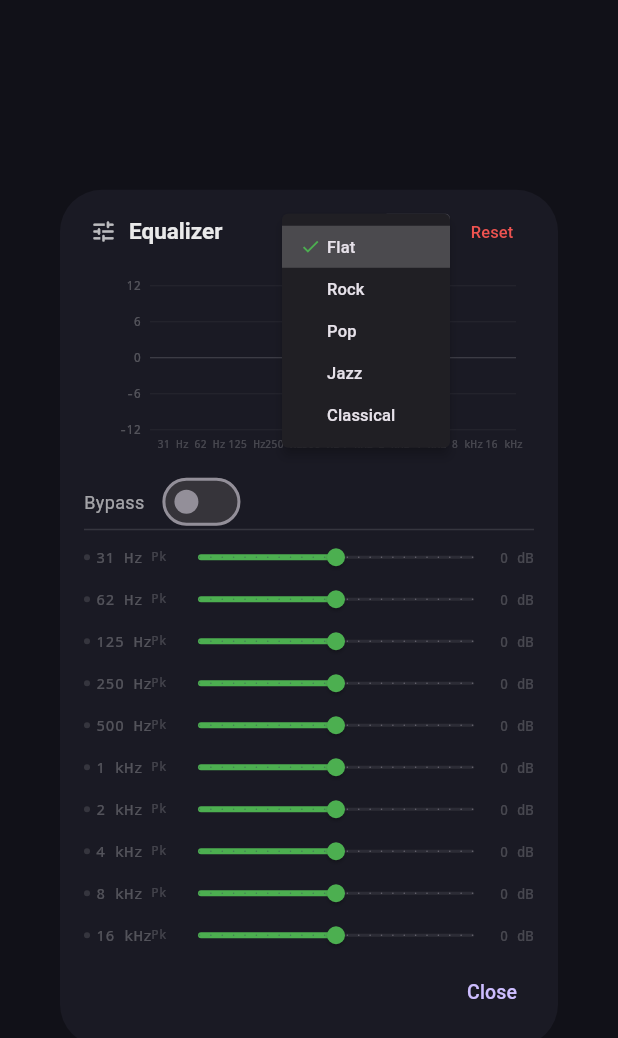
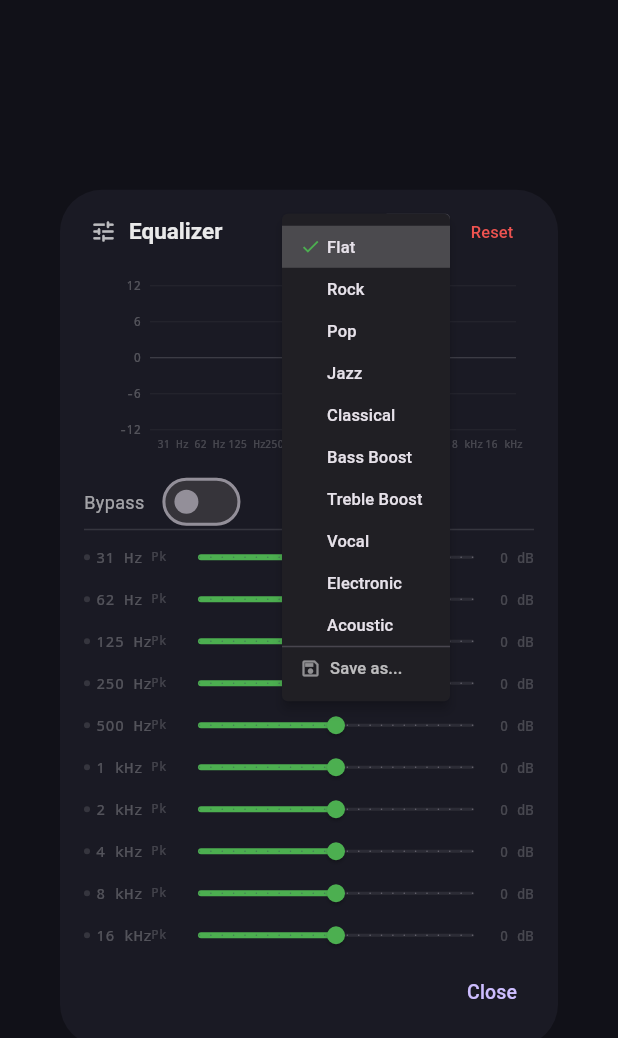
Before and after one commit to FYSPA/Arc-Engine, a Flutter app: the EqDialog widget shown alone on an empty page, opened directly, after a tap on "Flat", on a phone screen of 412 x 824 dp. Shown: the top 1038 px of the screen. Run offline on Flutter 3.47's test engine with Material 3 defaults, Android fonts, the phone set to English and light mode, and no system bars; our stand-ins replace file_picker, shared_preferences; missing offline and left inert: dart:ffi; accounts and stored records are empty.

Commit message:
feat: EQ presets — 10 built-in + custom save/load/delete

```diff
--- a/example/lib/widgets/eq_dialog.dart
+++ b/example/lib/widgets/eq_dialog.dart
@@ -96,15 +96,8 @@ const _filterTypes = [
   AudioEngine.eqHighPass,
 ];
 
-const _presetGains = <String, List<double>>{
-  'Flat': [0, 0, 0, 0, 0, 0, 0, 0, 0, 0],
-  'Rock': [4, 2, 0, -1, -2, 0, 2, 3, 4, 3],
-  'Pop': [-1, 0, 1, 2, 3, 2, 1, 0, -1, -1],
-  'Jazz': [3, 3, 2, 1, 0, 0, 1, 2, 2, 1],
-  'Classical': [4, 3, 1, 0, 0, 0, 0, 1, 3, 4],
-};
-
-const _presetNames = ['Flat', 'Rock', 'Pop', 'Jazz', 'Classical'];
+const _storageKeyPreset = 'eq_preset';
+const _storageKeyCustom = 'custom_eq_presets';
 
 class EqDialog extends StatefulWidget {
   const EqDialog({super.key});
@@ -118,49 +111,126 @@ class _EqDialogState extends State<EqDialog> {
   int _expandedIndex = -1;
   String _currentPreset = 'Flat';
   bool _settingPreset = false;
+  List<EqPreset> _customPresets = [];
 
   @override
   void initState() {
     super.initState();
-    WidgetsBinding.instance.addPostFrameCallback((_) {
-      SharedPreferences.getInstance().then((prefs) {
-        final name = prefs.getString('eq_preset') ?? 'Flat';
-        if (mounted && name != 'Flat' && _presetGains.containsKey(name)) {
-          _applyPreset(name);
-        }
-      });
+    WidgetsBinding.instance.addPostFrameCallback((_) async {
+      final prefs = await SharedPreferences.getInstance();
+      _customPresets =
+          EqPreset.listFromJson(prefs.getString(_storageKeyCustom) ?? '[]');
+      final name = prefs.getString(_storageKeyPreset) ?? 'Flat';
+      if (mounted) {
+        _applyPresetByName(name);
+      }
     });
   }
 
-  Future<void> _savePreset(String name) async {
-    final prefs = await SharedPreferences.getInstance();
-    await prefs.setString('eq_preset', name);
+  EqPreset? _findPreset(String name) {
+    for (final p in EqPreset.builtInPresets) {
+      if (p.name == name) return p;
+    }
+    for (final p in _customPresets) {
+      if (p.name == name) return p;
+    }
+    return null;
   }
 
-  void _applyPreset(String name) {
-    final gains = _presetGains[name];
-    if (gains == null) return;
+  Future<void> _saveState() async {
+    final prefs = await SharedPreferences.getInstance();
+    await prefs.setString(_storageKeyPreset, _currentPreset);
+    await prefs.setString(
+        _storageKeyCustom, EqPreset.listToJson(_customPresets));
+  }
+
+  void _applyPreset(EqPreset preset) {
     _settingPreset = true;
     setState(() {
-      _currentPreset = name;
+      _currentPreset = preset.name;
       for (int i = 0; i < 10; i++) {
-        _gains[i] = gains[i];
-        _qs[i] = 0.707;
-        _types[i] = AudioEngine.eqPeaking;
+        _gains[i] = preset.gains[i];
+        _qs[i] = preset.qs[i];
+        _types[i] = preset.types[i];
         _enabled[i] = _gains[i] != 0.0;
         _updateBand(i);
       }
       _expandedIndex = -1;
     });
     _settingPreset = false;
-    _savePreset(name);
+    _saveState();
+  }
+
+  void _applyPresetByName(String name) {
+    final preset = _findPreset(name);
+    if (preset != null) _applyPreset(preset);
   }
 
   void _onUserModified() {
     if (!_settingPreset && _currentPreset != 'Custom') {
       _currentPreset = 'Custom';
-      _savePreset('Custom');
+      _saveState();
     }
+  }
+
+  Future<void> _saveCustomPreset() async {
+    final controller = TextEditingController(
+        text: _currentPreset == 'Custom' ? '' : _currentPreset);
+    final name = await showDialog<String>(
+      context: context,
+      builder: (ctx) => AlertDialog(
+        backgroundColor: const Color(0xFF1A1A24),
+        title: const Text('Save Preset', style: TextStyle(fontSize: 15)),
+        content: TextField(
+          controller: controller,
+          autofocus: true,
+          style: const TextStyle(fontSize: 13),
+          decoration: InputDecoration(
+            hintText: 'Preset name',
+            hintStyle: TextStyle(
+                color: Colors.white.withValues(alpha: 0.3), fontSize: 13),
+          ),
+          onSubmitted: (v) => Navigator.of(ctx).pop(v.trim()),
+        ),
+        actions: [
+          TextButton(
+            onPressed: () => Navigator.of(ctx).pop(),
+            child: const Text('Cancel', style: TextStyle(fontSize: 12)),
+          ),
+          TextButton(
+            onPressed: () => Navigator.of(ctx).pop(controller.text.trim()),
+            child: const Text('Save', style: TextStyle(fontSize: 12)),
+          ),
+        ],
+      ),
+    );
+    if (name == null || name.isEmpty || name == 'Custom') return;
+
+    final preset = EqPreset(
+      name: name,
+      gains: List<double>.from(_gains),
+      types: List<int>.from(_types),
+      qs: List<double>.from(_qs),
+      isBuiltIn: false,
+    );
+
+    setState(() {
+      _customPresets.removeWhere((p) => p.name == name);
+      _customPresets.add(preset);
+      _currentPreset = name;
+    });
+    _saveState();
+  }
+
+  void _deleteCustomPreset(String name) {
+    setState(() {
+      _customPresets.removeWhere((p) => p.name == name);
+      if (_currentPreset == name) {
+        _currentPreset = 'Flat';
+        _applyPreset(EqPreset.flat);
+      }
+    });
+    _saveState();
   }
 
   static const _bands = [
@@ -189,7 +259,7 @@ class _EqDialogState extends State<EqDialog> {
   }
 
   void _reset() {
-    _applyPreset('Flat');
+    _applyPreset(EqPreset.flat);
     setState(() => _bypass = false);
     AudioEngine.resetEq();
     AudioEngine.setEqBypass(false);
@@ -237,6 +307,91 @@ class _EqDialogState extends State<EqDialog> {
     );
   }
 
+  List<PopupMenuEntry<String>> _buildPresetMenuItems() {
+    final items = <PopupMenuEntry<String>>[];
+
+    for (final p in EqPreset.builtInPresets) {
+      items.add(_presetMenuItem(p.name));
+    }
+
+    if (_customPresets.isNotEmpty) {
+      items.add(const PopupMenuDivider(height: 1));
+      for (final p in _customPresets) {
+        items.add(PopupMenuItem<String>(
+          value: p.name,
+          height: 28,
+          child: Row(
+            mainAxisSize: MainAxisSize.min,
+            children: [
+              if (p.name == _currentPreset)
+                const Icon(Icons.check, size: 14, color: Color(0xFF4CAF50))
+              else
+                const SizedBox(width: 14),
+              const SizedBox(width: 4),
+              Expanded(
+                child: Text(p.name, style: const TextStyle(fontSize: 11)),
+              ),
+              GestureDetector(
+                onTap: () {
+                  Navigator.of(context).pop();
+                  _deleteCustomPreset(p.name);
+                },
+                child: Icon(Icons.close,
+                    size: 12, color: Colors.white.withValues(alpha: 0.35)),
+              ),
+            ],
+          ),
+        ));
+      }
+    }
+
+    items.add(const PopupMenuDivider(height: 1));
+    items.add(PopupMenuItem<String>(
+      value: '__save__',
+      height: 28,
+      child: Row(
+        mainAxisSize: MainAxisSize.min,
+        children: [
+          Icon(Icons.save_outlined,
+              size: 14, color: Colors.white.withValues(alpha: 0.5)),
+          const SizedBox(width: 6),
+          Text('Save as...',
+              style: TextStyle(
+                  fontSize: 11, color: Colors.white.withValues(alpha: 0.7))),
+        ],
+      ),
+    ));
+
+    return items;
+  }
+
+  PopupMenuItem<String> _presetMenuItem(String name) {
+    final active = name == _currentPreset;
+    return PopupMenuItem<String>(
+      value: name,
+      height: 28,
+      child: Row(
+        mainAxisSize: MainAxisSize.min,
+        children: [
+          if (active)
+            const Icon(Icons.check, size: 14, color: Color(0xFF4CAF50))
+          else
+            const SizedBox(width: 14),
+          const SizedBox(width: 4),
+          Text(name, style: const TextStyle(fontSize: 11)),
+        ],
+      ),
+    );
+  }
+
+  void _onPresetSelected(String value) {
+    if (value == '__save__') {
+      _saveCustomPreset();
+    } else {
+      _applyPresetByName(value);
+    }
+  }
+
   @override
   Widget build(BuildContext context) {
     return AlertDialog(
@@ -260,25 +415,8 @@ class _EqDialogState extends State<EqDialog> {
               initialValue: _currentPreset,
               padding: EdgeInsets.zero,
               tooltip: 'Preset: $_currentPreset',
-              onSelected: _applyPreset,
-              itemBuilder: (_) => _presetNames.map((name) {
-                final active = name == _currentPreset;
-                return PopupMenuItem<String>(
-                  value: name,
-                  height: 28,
-                  child: Row(
-                    mainAxisSize: MainAxisSize.min,
-                    children: [
-                      if (active)
-                        const Icon(Icons.check,
-                            size: 14, color: Color(0xFF4CAF50)),
-                      if (!active) const SizedBox(width: 14),
-                      const SizedBox(width: 4),
-                      Text(name, style: const TextStyle(fontSize: 11)),
-                    ],
-                  ),
-                );
-              }).toList(),
+              onSelected: _onPresetSelected,
+              itemBuilder: (_) => _buildPresetMenuItems(),
               child: Container(
                 padding: const EdgeInsets.symmetric(horizontal: 6),
                 height: 22,
@@ -657,7 +795,6 @@ class _EqCurvePainter extends CustomPainter {
       fontFamily: 'monospace',
     );
 
-    // Grid: horizontal lines at -12, -6, 0, +6, +12 dB
     for (int db = -12; db <= 12; db += 6) {
       final yNorm = (db + 12) / 24;
       final y = size.height - padB - yNorm * (size.height - padT - padB);
@@ -675,7 +812,6 @@ class _EqCurvePainter extends CustomPainter {
       }
     }
 
-    // Y-axis labels
     final labelBuilder = TextPainter(textDirection: TextDirection.ltr);
     for (int db = -12; db <= 12; db += 6) {
       if (db == 0) continue;
@@ -686,14 +822,12 @@ class _EqCurvePainter extends CustomPainter {
       labelBuilder.paint(canvas, Offset(padL - 6 - labelBuilder.width, y - 4));
     }
 
-    // 0 dB label
     final zeroY = size.height - padB - 0.5 * (size.height - padT - padB);
     labelBuilder.text = TextSpan(text: '0', style: labelPaint);
     labelBuilder.layout();
     labelBuilder.paint(
         canvas, Offset(padL - 6 - labelBuilder.width, zeroY - 4));
 
-    // Frequency axis labels
     for (final b in bands) {
       final t = (math.log(b.freq / 20) / math.log(1000));
       final x = padL + t * (size.width - padL - padR);
@@ -703,7 +837,6 @@ class _EqCurvePainter extends CustomPainter {
           canvas, Offset(x - labelBuilder.width / 2, size.height - padB + 6));
     }
 
-    // Frequency markers (vertical dotted lines)
     final markerPaint = Paint()
       ..color = Colors.white.withValues(alpha: 0.06)
       ..strokeWidth = 0.5;
@@ -720,7 +853,6 @@ class _EqCurvePainter extends CustomPainter {
 
     if (points.isEmpty) return;
 
-    // Fill below curve
     final fillPath = Path()..moveTo(points[0].dx, size.height - padB);
     for (final p in points) {
       fillPath.lineTo(p.dx, p.dy);
@@ -739,7 +871,6 @@ class _EqCurvePainter extends CustomPainter {
       ).createShader(Rect.fromLTWH(0, 0, size.width, size.height));
     canvas.drawPath(fillPath, fillPaint);
 
-    // Curve line
     final curvePaint = Paint()
       ..color = Colors.white.withValues(alpha: 0.7)
       ..strokeWidth = 1.5
@@ -753,7 +884,6 @@ class _EqCurvePainter extends CustomPainter {
     }
     canvas.drawPath(curvePath, curvePaint);
 
-    // Band dots
     final dotPaint = Paint()
       ..color = const Color(0xFF4CAF50).withValues(alpha: 0.6)
       ..style = PaintingStyle.fill;
--- a/lib/arc_engine.dart
+++ b/lib/arc_engine.dart
@@ -31,3 +31,4 @@ export 'src/flac_metadata.dart' show FlacMetadataData;
 export 'src/track_player.dart' show TrackPlayer, PlaybackState;
 export 'src/audio_mixer.dart' show AudioEngine;
 export 'src/audio_focus.dart' show AudioFocusEvent;
+export 'src/eq_preset.dart' show EqPreset;
--- /dev/null
+++ b/lib/src/eq_preset.dart
@@ -0,0 +1,144 @@
+import 'dart:convert';
+
+/// Represents a complete EQ preset with gains, filter types, and Q values
+/// for all 10 bands (31 Hz — 16 kHz).
+class EqPreset {
+  final String name;
+  final List<double> gains;
+  final List<int> types;
+  final List<double> qs;
+  final bool isBuiltIn;
+
+  const EqPreset({
+    required this.name,
+    required this.gains,
+    this.types = const [0, 0, 0, 0, 0, 0, 0, 0, 0, 0],
+    this.qs = const [
+      0.707,
+      0.707,
+      0.707,
+      0.707,
+      0.707,
+      0.707,
+      0.707,
+      0.707,
+      0.707,
+      0.707
+    ],
+    this.isBuiltIn = true,
+  });
+
+  static const bandFrequencies = [
+    31.0,
+    62.0,
+    125.0,
+    250.0,
+    500.0,
+    1000.0,
+    2000.0,
+    4000.0,
+    8000.0,
+    16000.0,
+  ];
+
+  // ─── Built-in presets ──────────────────────────────────────────────────────
+
+  static const flat = EqPreset(
+    name: 'Flat',
+    gains: [0, 0, 0, 0, 0, 0, 0, 0, 0, 0],
+  );
+
+  static const rock = EqPreset(
+    name: 'Rock',
+    gains: [5, 3, 0, -1, -2, 0, 2, 3, 4, 3],
+  );
+
+  static const pop = EqPreset(
+    name: 'Pop',
+    gains: [-1, 0, 1, 3, 4, 3, 1, 0, -1, -1],
+  );
+
+  static const jazz = EqPreset(
+    name: 'Jazz',
+    gains: [3, 3, 2, 1, 0, 0, 1, 2, 2, 1],
+  );
+
+  static const classical = EqPreset(
+    name: 'Classical',
+    gains: [4, 3, 1, 0, 0, 0, 0, 1, 3, 4],
+  );
+
+  static const bassBoost = EqPreset(
+    name: 'Bass Boost',
+    gains: [8, 6, 4, 2, 0, 0, 0, 0, 0, 0],
+    types: [1, 1, 0, 0, 0, 0, 0, 0, 0, 0],
+  );
+
+  static const trebleBoost = EqPreset(
+    name: 'Treble Boost',
+    gains: [0, 0, 0, 0, 0, 0, 2, 4, 6, 8],
+    types: [0, 0, 0, 0, 0, 0, 0, 0, 2, 2],
+  );
+
+  static const vocal = EqPreset(
+    name: 'Vocal',
+    gains: [-2, -1, 0, 2, 4, 4, 3, 1, 0, -1],
+  );
+
+  static const electronic = EqPreset(
+    name: 'Electronic',
+    gains: [6, 4, 1, 0, -2, 0, 1, 3, 5, 5],
+    types: [1, 0, 0, 0, 0, 0, 0, 0, 2, 2],
+    qs: [0.5, 0.707, 0.707, 0.707, 0.707, 0.707, 0.707, 0.707, 0.5, 0.5],
+  );
+
+  static const acoustic = EqPreset(
+    name: 'Acoustic',
+    gains: [2, 3, 3, 1, 0, 1, 2, 3, 2, 1],
+  );
+
+  /// All built-in presets in display order.
+  static const List<EqPreset> builtInPresets = [
+    flat,
+    rock,
+    pop,
+    jazz,
+    classical,
+    bassBoost,
+    trebleBoost,
+    vocal,
+    electronic,
+    acoustic,
+  ];
+
+  // ─── JSON serialization ────────────────────────────────────────────────────
+
+  Map<String, dynamic> toJson() => {
+        'name': name,
+        'gains': gains,
+        'types': types,
+        'qs': qs,
+      };
+
+  factory EqPreset.fromJson(Map<String, dynamic> json) => EqPreset(
+        name: json['name'] as String,
+        gains:
+            (json['gains'] as List).map((e) => (e as num).toDouble()).toList(),
+        types: (json['types'] as List<dynamic>).map((e) => e as int).toList(),
+        qs: (json['qs'] as List<dynamic>)
+            .map((e) => (e as num).toDouble())
+            .toList(),
+        isBuiltIn: false,
+      );
+
+  static List<EqPreset> listFromJson(String raw) {
+    if (raw.isEmpty) return [];
+    final list = jsonDecode(raw) as List;
+    return list
+        .map((e) => EqPreset.fromJson(e as Map<String, dynamic>))
+        .toList();
+  }
+
+  static String listToJson(List<EqPreset> presets) =>
+      jsonEncode(presets.map((p) => p.toJson()).toList());
+}
```
Also changed, not shown: 1 other file.
